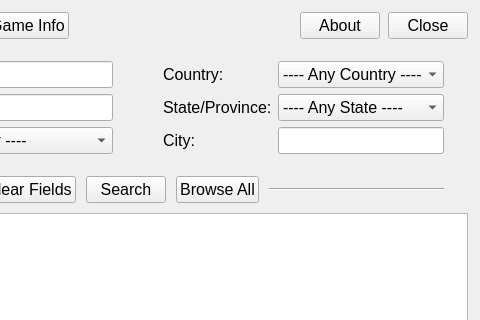
The window that dispwindow.ui (OlyCow/herodotus) describes before a commit, drawn with Qt 5; both pictures show x 240 to 720 and y 0 to 320 of the 720 by 540 pixel window.
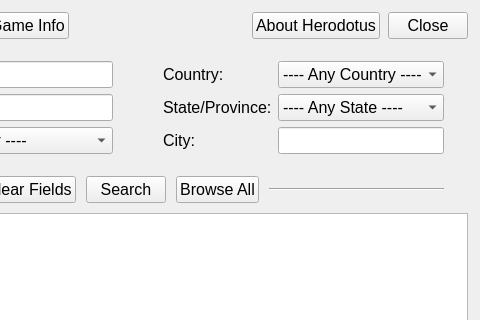
The same window after the commit.

Commit message: Redid loading logic

The edit to the form file:
```diff
--- a/dispwindow.ui
+++ b/dispwindow.ui
@@ -110,7 +110,7 @@
       <item>
        <widget class="QPushButton" name="pushButton_about">
         <property name="text">
-         <string>About</string>
+         <string>About Herodotus</string>
         </property>
        </widget>
       </item>
```
The commit also changes 2 other files.
